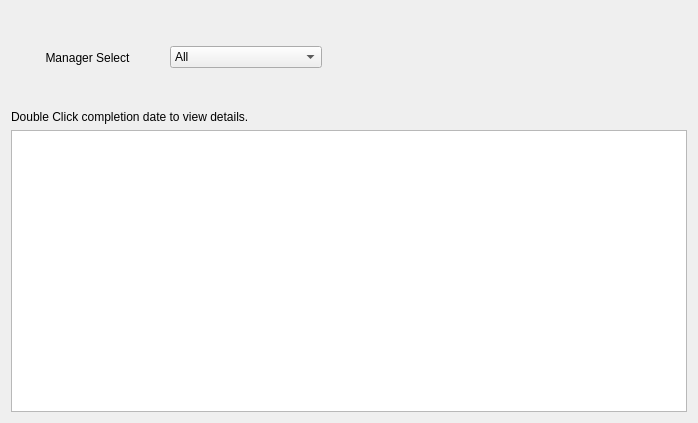
First picture: the form in Ui_Files/one_on_one_main.ui, repository jakesb27/Manager_KPI_Tracker, before the edit.
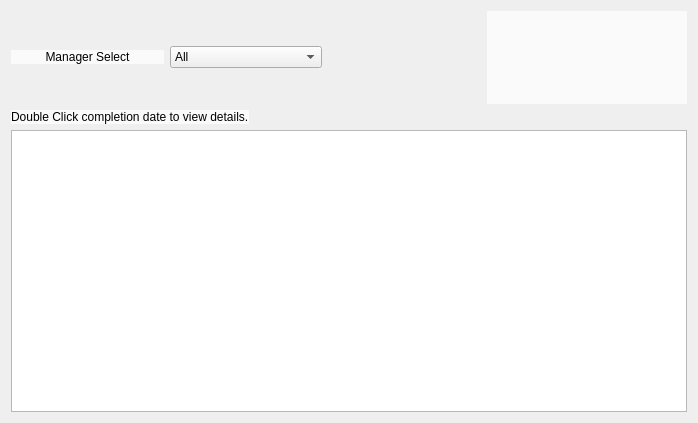
Second picture: the form after the edit. Icons and pictures are not drawn.

What changed in the file:
```diff
--- a/Ui_Files/one_on_one_main.ui
+++ b/Ui_Files/one_on_one_main.ui
@@ -53,7 +53,8 @@
       </size>
      </property>
      <property name="styleSheet">
-      <string notr="true">image: url(:/logos/Images/Meduit Email.png);</string>
+      <string notr="true">image: url(:/logos/Images/Meduit Email.png);
+background-color: qlineargradient(spread:pad, x1:0.557, y1:0, x2:0.511, y2:1, stop:0.528409 rgba(255, 255, 255, 174));</string>
      </property>
      <property name="text">
       <string/>
@@ -83,6 +84,15 @@
    </item>
    <item row="0" column="0">
     <widget class="QLabel" name="label">
+     <property name="sizePolicy">
+      <sizepolicy hsizetype="Preferred" vsizetype="Maximum">
+       <horstretch>0</horstretch>
+       <verstretch>0</verstretch>
+      </sizepolicy>
+     </property>
+     <property name="styleSheet">
+      <string notr="true">background-color: qlineargradient(spread:pad, x1:0.557, y1:0, x2:0.511, y2:1, stop:0.528409 rgba(255, 255, 255, 174));</string>
+     </property>
      <property name="text">
       <string>Manager Select</string>
      </property>
@@ -93,6 +103,15 @@
    </item>
    <item row="1" column="0" colspan="4">
     <widget class="QLabel" name="label_3">
+     <property name="sizePolicy">
+      <sizepolicy hsizetype="Maximum" vsizetype="Preferred">
+       <horstretch>0</horstretch>
+       <verstretch>0</verstretch>
+      </sizepolicy>
+     </property>
+     <property name="styleSheet">
+      <string notr="true">background-color: qlineargradient(spread:pad, x1:0.557, y1:0, x2:0.511, y2:1, stop:0.528409 rgba(255, 255, 255, 174));</string>
+     </property>
      <property name="text">
       <string>Double Click completion date to view details.</string>
      </property>
```
